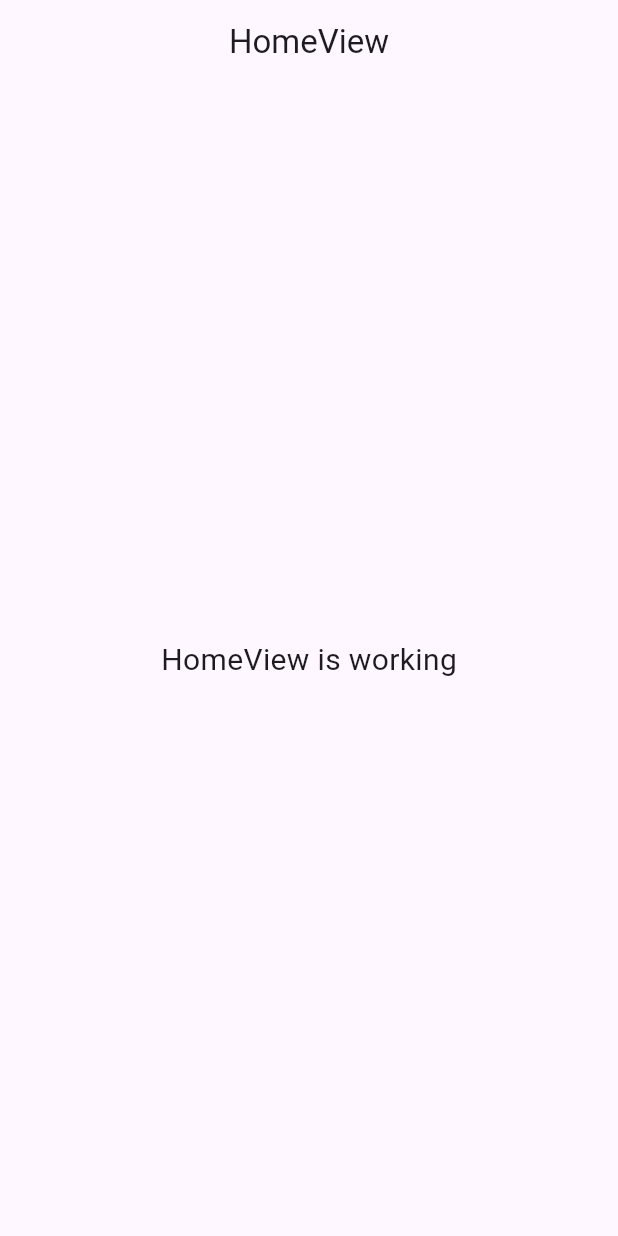
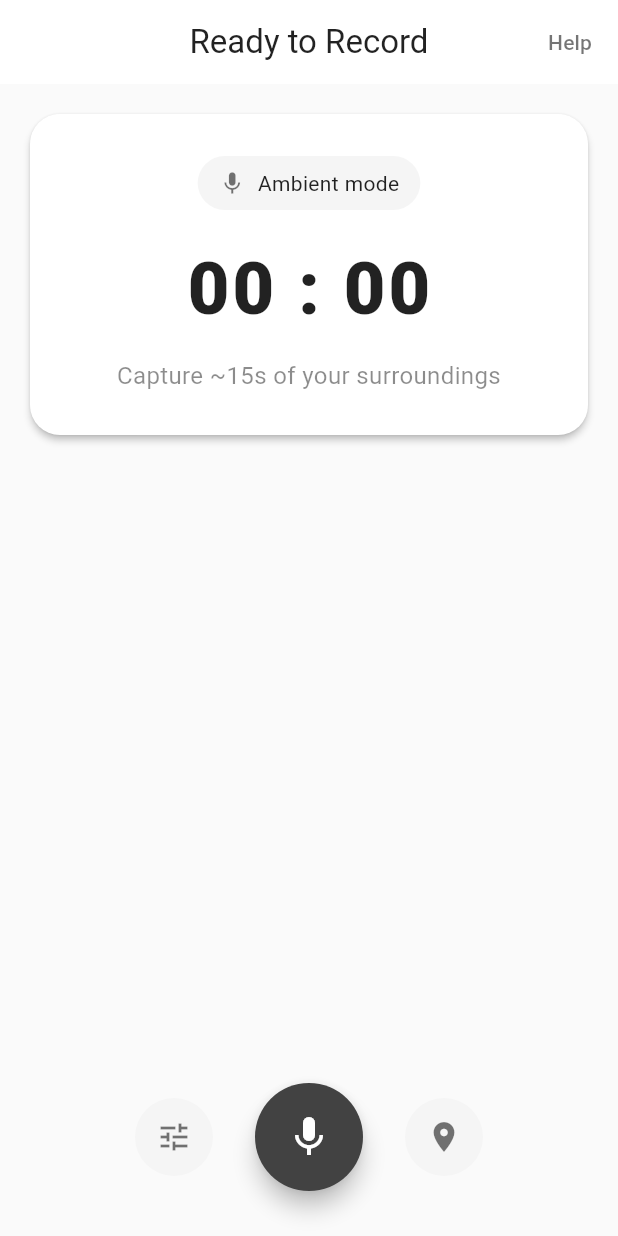
Before and after one commit to project-soundscape/soundscape-ai, a Flutter app: the screen it shows after launch, on a phone screen of 412 x 824 dp. Run offline on Flutter 3.47's test engine with Material 3 defaults, Android fonts, the light colour scheme and no system bars; our stand-ins replace get, permission_handler; missing offline and left inert: flutter_sound.

Commit message:
feat: recording success for 15 second

```diff
--- a/lib/app/modules/home/views/home_view.dart
+++ b/lib/app/modules/home/views/home_view.dart
@@ -10,13 +10,142 @@ class HomeView extends GetView<HomeController> {
   Widget build(BuildContext context) {
     return Scaffold(
       appBar: AppBar(
-        title: const Text('HomeView'),
+        title: const Text('Ready to Record'),
         centerTitle: true,
+        elevation: 0,
+        backgroundColor: Colors.white,
+        foregroundColor: Colors.black87,
+        actions: [
+          TextButton(
+            onPressed: () {},
+            child: const Text('Help', style: TextStyle(color: Colors.black54)),
+          ),
+        ],
       ),
-      body: const Center(
-        child: Text(
-          'HomeView is working',
-          style: TextStyle(fontSize: 20),
+      backgroundColor: Colors.grey[50],
+      body: SafeArea(
+        child: Column(
+          children: [
+            const SizedBox(height: 16),
+            Padding(
+              padding: const EdgeInsets.symmetric(horizontal: 16),
+              child: Card(
+                elevation: 2,
+                shape: RoundedRectangleBorder(
+                  borderRadius: BorderRadius.circular(20),
+                ),
+                color: Colors.white,
+                child: Container(
+                  width: double.infinity,
+                  padding: const EdgeInsets.symmetric(
+                    vertical: 28,
+                    horizontal: 20,
+                  ),
+                  child: Column(
+                    mainAxisSize: MainAxisSize.min,
+                    children: [
+                      // Ambient mode pill
+                      Container(
+                        padding: const EdgeInsets.symmetric(
+                          vertical: 8,
+                          horizontal: 14,
+                        ),
+                        decoration: BoxDecoration(
+                          color: Colors.grey[100],
+                          borderRadius: BorderRadius.circular(20),
+                        ),
+                        child: Row(
+                          mainAxisSize: MainAxisSize.min,
+                          children: const [
+                            Icon(Icons.mic, size: 18, color: Colors.black54),
+                            SizedBox(width: 8),
+                            Text(
+                              'Ambient mode',
+                              style: TextStyle(color: Colors.black87),
+                            ),
+                          ],
+                        ),
+                      ),
+                      const SizedBox(height: 18),
+                      // Timer
+                      Obx(
+                        () => Text(
+                          '${controller.recordingDuration.value.inMinutes.toString().padLeft(2, '0')} : ${(controller.recordingDuration.value.inSeconds % 60).toString().padLeft(2, '0')}',
+                          style: const TextStyle(
+                            fontSize: 48,
+                            fontWeight: FontWeight.w800,
+                            color: Colors.black87,
+                            letterSpacing: 2,
+                          ),
+                        ),
+                      ),
+                      const SizedBox(height: 12),
+                      const Text(
+                        'Capture ~15s of your surroundings',
+                        style: TextStyle(color: Colors.black45, fontSize: 16),
+                        textAlign: TextAlign.center,
+                      ),
+                    ],
+                  ),
+                ),
+              ),
+            ),
+            // Spacer to push controls down
+            const Spacer(),
+            // Control buttons row
+            Padding(
+              padding: const EdgeInsets.symmetric(horizontal: 36, vertical: 30),
+              child: Row(
+                mainAxisAlignment: MainAxisAlignment.center,
+                children: [
+                  // Left small control
+                  CircleAvatar(
+                    radius: 26,
+                    backgroundColor: Colors.grey[100],
+                    child: IconButton(
+                      onPressed: () {},
+                      icon: const Icon(Icons.tune, color: Colors.black54),
+                    ),
+                  ),
+                  const SizedBox(width: 28),
+                  // Large center mic
+                  Obx(
+                    () => Material(
+                      shape: const CircleBorder(),
+                      elevation: 6,
+                      color: controller.isRecording.value
+                          ? Colors.red
+                          : Colors
+                                .grey[800], // slightly darker neutral for focal button
+                      child: InkWell(
+                        customBorder: const CircleBorder(),
+                        onTap: () {
+                          controller.toggleRecording();
+                        },
+                        child:  Padding(
+                          padding: EdgeInsets.all(20),
+                          child: Icon(controller.isRecording.value ? Icons.stop : Icons.mic, size: 32, color: Colors.white),
+                        ),
+                      ),
+                    ),
+                  ),
+                  const SizedBox(width: 28),
+                  // Right small control
+                  CircleAvatar(
+                    radius: 26,
+                    backgroundColor: Colors.grey[100],
+                    child: IconButton(
+                      onPressed: () {},
+                      icon: const Icon(
+                        Icons.location_on,
+                        color: Colors.black54,
+                      ),
+                    ),
+                  ),
+                ],
+              ),
+            ),
+          ],
         ),
       ),
     );
--- a/pubspec.yaml
+++ b/pubspec.yaml
@@ -35,6 +35,8 @@ dependencies:
   # Use with the CupertinoIcons class for iOS style icons.
   cupertino_icons: ^1.0.8
   get: ^4.7.2
+  flutter_sound: ^9.28.0
+  permission_handler: ^12.0.1
 
 dev_dependencies:
   flutter_test:
```
Also changed, not shown: lib/app/modules/home/controllers/home_controller.dart (+72 -1 lines), pubspec.lock, 10 other files.
